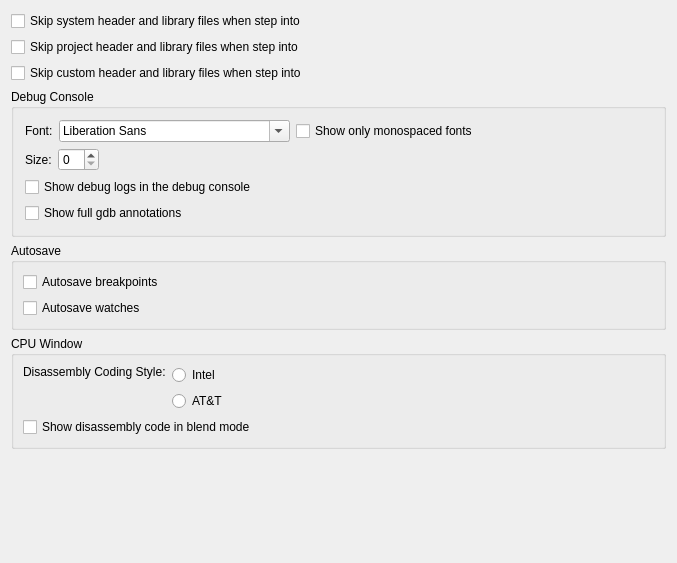
Above: RedPandaIDE/settingsdialog/debuggeneralwidget.ui from royqh1979/RedPanda-CPP before the change. Below: the same form after it.
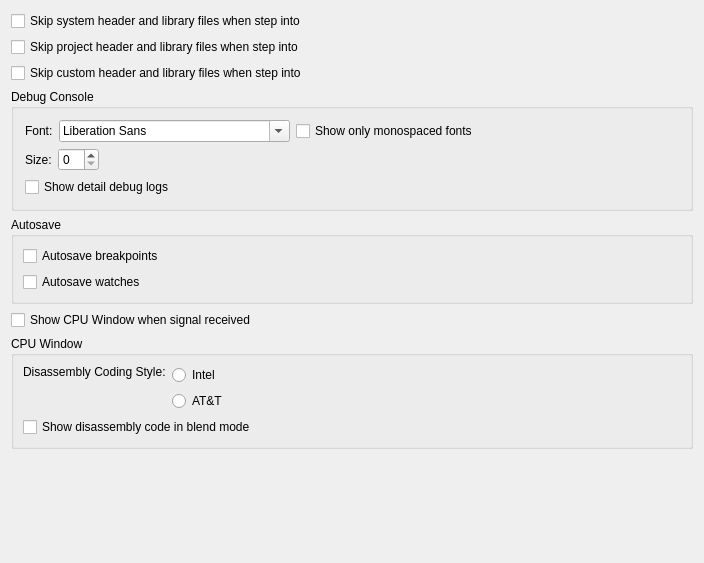
That is the form after the change.

Commit message: add "open cpu window when signaled" debug option

```diff
--- a/RedPandaIDE/settingsdialog/debuggeneralwidget.ui
+++ b/RedPandaIDE/settingsdialog/debuggeneralwidget.ui
@@ -6,7 +6,7 @@
    <rect>
     <x>0</x>
     <y>0</y>
-    <width>677</width>
+    <width>704</width>
     <height>563</height>
    </rect>
   </property>
@@ -145,14 +145,7 @@
       <item>
        <widget class="QCheckBox" name="chkShowLog">
         <property name="text">
-         <string>Show debug logs in the debug console</string>
-        </property>
-       </widget>
-      </item>
-      <item>
-       <widget class="QCheckBox" name="chkShowFullAnnotation">
-        <property name="text">
-         <string>Show full gdb annotations</string>
+         <string>Show detail debug logs</string>
         </property>
        </widget>
       </item>
@@ -182,6 +175,13 @@
      </layout>
     </widget>
    </item>
+   <item>
+    <widget class="QCheckBox" name="chkShowCPUWhenSignaled">
+     <property name="text">
+      <string>Show CPU Window when signal received</string>
+     </property>
+    </widget>
+   </item>
    <item>
     <widget class="QGroupBox" name="groupBox_3">
      <property name="title">
```
Left out of the diff: 4 changed lines with no effect on the pictures. The commit also changes 12 other files.
